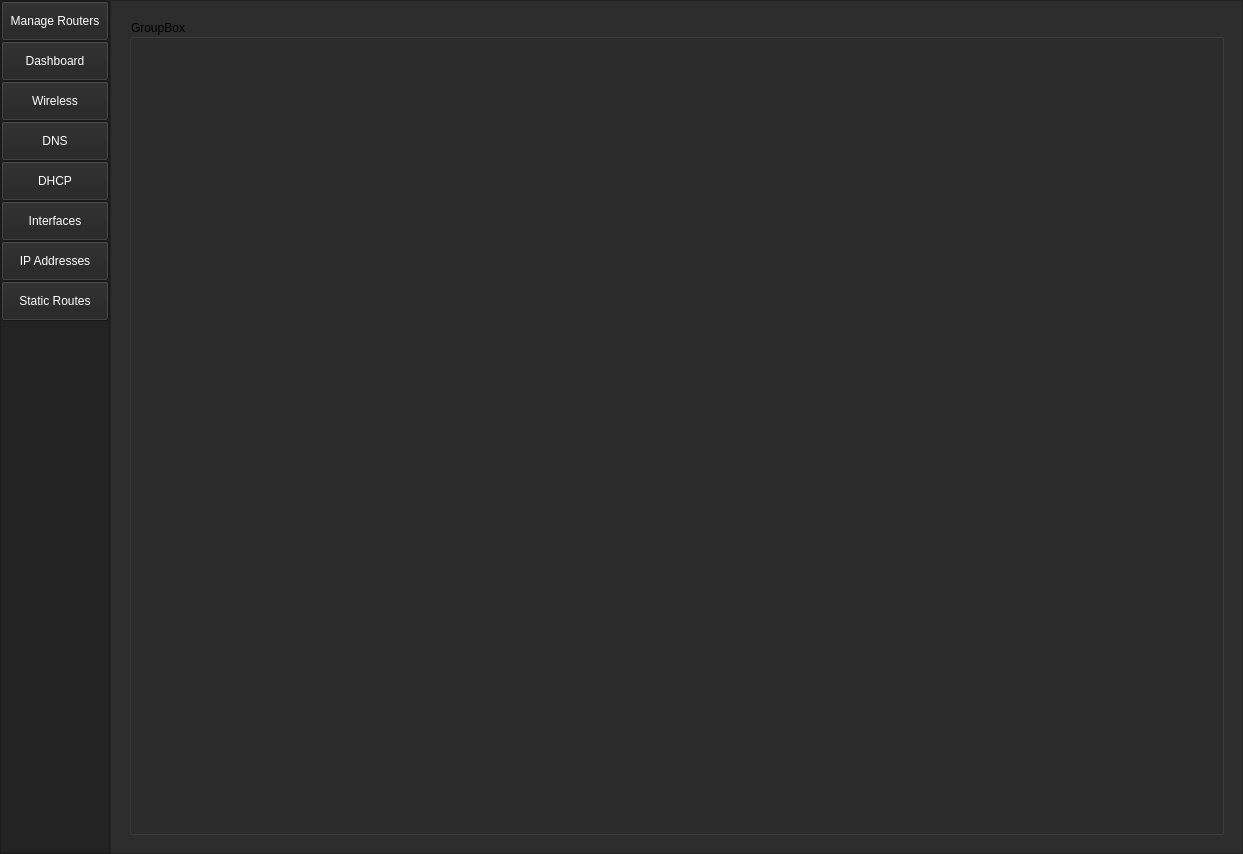
First picture: the form in UI/ui_main.ui, repository monico18/LTI-SDN-Controller, before the edit.
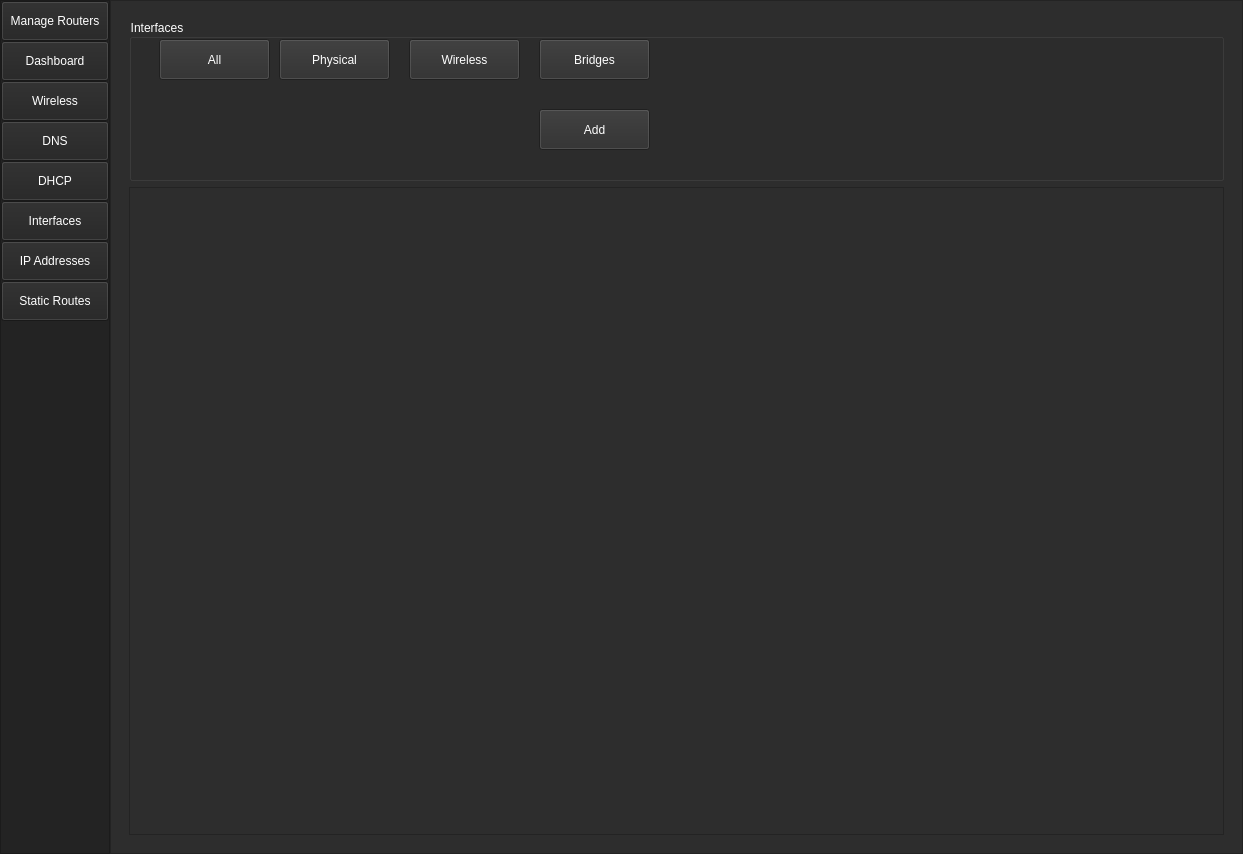
Second picture: the form after the edit. The open tabs and pages were chosen to show the change.

Patch:
```diff
--- a/UI/ui_main.ui
+++ b/UI/ui_main.ui
@@ -3898,8 +3898,809 @@
              <layout class="QVBoxLayout" name="verticalLayout_11">
               <item>
                <widget class="QGroupBox" name="groupBox_6">
+                <property name="sizePolicy">
+                 <sizepolicy hsizetype="Preferred" vsizetype="Preferred">
+                  <horstretch>0</horstretch>
+                  <verstretch>2</verstretch>
+                 </sizepolicy>
+                </property>
+                <property name="palette">
+                 <palette>
+                  <active>
+                   <colorrole role="WindowText">
+                    <brush brushstyle="SolidPattern">
+                     <color alpha="255">
+                      <red>255</red>
+                      <green>255</green>
+                      <blue>255</blue>
+                     </color>
+                    </brush>
+                   </colorrole>
+                   <colorrole role="Button">
+                    <brush brushstyle="SolidPattern">
+                     <color alpha="255">
+                      <red>45</red>
+                      <green>45</green>
+                      <blue>45</blue>
+                     </color>
+                    </brush>
+                   </colorrole>
+                   <colorrole role="Base">
+                    <brush brushstyle="SolidPattern">
+                     <color alpha="255">
+                      <red>45</red>
+                      <green>45</green>
+                      <blue>45</blue>
+                     </color>
+                    </brush>
+                   </colorrole>
+                   <colorrole role="Window">
+                    <brush brushstyle="SolidPattern">
+                     <color alpha="255">
+                      <red>45</red>
+                      <green>45</green>
+                      <blue>45</blue>
+                     </color>
+                    </brush>
+                   </colorrole>
+                  </active>
+                  <inactive>
+                   <colorrole role="WindowText">
+                    <brush brushstyle="SolidPattern">
+                     <color alpha="255">
+                      <red>255</red>
+                      <green>255</green>
+                      <blue>255</blue>
+                     </color>
+                    </brush>
+                   </colorrole>
+                   <colorrole role="Button">
+                    <brush brushstyle="SolidPattern">
+                     <color alpha="255">
+                      <red>45</red>
+                      <green>45</green>
+                      <blue>45</blue>
+                     </color>
+                    </brush>
+                   </colorrole>
+                   <colorrole role="Base">
+                    <brush brushstyle="SolidPattern">
+                     <color alpha="255">
+                      <red>45</red>
+                      <green>45</green>
+                      <blue>45</blue>
+                     </color>
+                    </brush>
+                   </colorrole>
+                   <colorrole role="Window">
+                    <brush brushstyle="SolidPattern">
+                     <color alpha="255">
+                      <red>45</red>
+                      <green>45</green>
+                      <blue>45</blue>
+                     </color>
+                    </brush>
+                   </colorrole>
+                  </inactive>
+                  <disabled>
+                   <colorrole role="WindowText">
+                    <brush brushstyle="SolidPattern">
+                     <color alpha="255">
+                      <red>120</red>
+                      <green>120</green>
+                      <blue>120</blue>
+                     </color>
+                    </brush>
+                   </colorrole>
+                   <colorrole role="Button">
+                    <brush brushstyle="SolidPattern">
+                     <color alpha="255">
+                      <red>45</red>
+                      <green>45</green>
+                      <blue>45</blue>
+                     </color>
+                    </brush>
+                   </colorrole>
+                   <colorrole role="Base">
+                    <brush brushstyle="SolidPattern">
+                     <color alpha="255">
+                      <red>45</red>
+                      <green>45</green>
+                      <blue>45</blue>
+                     </color>
+                    </brush>
+                   </colorrole>
+                   <colorrole role="Window">
+                    <brush brushstyle="SolidPattern">
+                     <color alpha="255">
+                      <red>45</red>
+                      <green>45</green>
+                      <blue>45</blue>
+                     </color>
+                    </brush>
+                   </colorrole>
+                  </disabled>
+                 </palette>
+                </property>
                 <property name="title">
-                 <string>GroupBox</string>
+                 <string>Interfaces</string>
+                </property>
+                <widget class="QPushButton" name="btn_physical">
+                 <property name="geometry">
+                  <rect>
+                   <x>150</x>
+                   <y>20</y>
+                   <width>111</width>
+                   <height>41</height>
+                  </rect>
+                 </property>
+                 <property name="sizePolicy">
+                  <sizepolicy hsizetype="Minimum" vsizetype="Ignored">
+                   <horstretch>0</horstretch>
+                   <verstretch>0</verstretch>
+                  </sizepolicy>
+                 </property>
+                 <property name="palette">
+                  <palette>
+                   <active>
+                    <colorrole role="Button">
+                     <brush brushstyle="SolidPattern">
+                      <color alpha="255">
+                       <red>45</red>
+                       <green>45</green>
+                       <blue>45</blue>
+                      </color>
+                     </brush>
+                    </colorrole>
+                    <colorrole role="ButtonText">
+                     <brush brushstyle="SolidPattern">
+                      <color alpha="255">
+                       <red>255</red>
+                       <green>255</green>
+                       <blue>255</blue>
+                      </color>
+                     </brush>
+                    </colorrole>
+                    <colorrole role="Base">
+                     <brush brushstyle="SolidPattern">
+                      <color alpha="255">
+                       <red>45</red>
+                       <green>45</green>
+                       <blue>45</blue>
+                      </color>
+                     </brush>
+                    </colorrole>
+                    <colorrole role="Window">
+                     <brush brushstyle="SolidPattern">
+                      <color alpha="255">
+                       <red>45</red>
+                       <green>45</green>
+                       <blue>45</blue>
+                      </color>
+                     </brush>
+                    </colorrole>
+                   </active>
+                   <inactive>
+                    <colorrole role="Button">
+                     <brush brushstyle="SolidPattern">
+                      <color alpha="255">
+                       <red>45</red>
+                       <green>45</green>
+                       <blue>45</blue>
+                      </color>
+                     </brush>
+                    </colorrole>
+                    <colorrole role="ButtonText">
+                     <brush brushstyle="SolidPattern">
+                      <color alpha="255">
+                       <red>255</red>
+                       <green>255</green>
+                       <blue>255</blue>
+                      </color>
+                     </brush>
+                    </colorrole>
+                    <colorrole role="Base">
+                     <brush brushstyle="SolidPattern">
+                      <color alpha="255">
+                       <red>45</red>
+                       <green>45</green>
+                       <blue>45</blue>
+                      </color>
+                     </brush>
+                    </colorrole>
+                    <colorrole role="Window">
+                     <brush brushstyle="SolidPattern">
+                      <color alpha="255">
+                       <red>45</red>
+                       <green>45</green>
+                       <blue>45</blue>
+                      </color>
+                     </brush>
+                    </colorrole>
+                   </inactive>
+                   <disabled>
+                    <colorrole role="Button">
+                     <brush brushstyle="SolidPattern">
+                      <color alpha="255">
+                       <red>45</red>
+                       <green>45</green>
+                       <blue>45</blue>
+                      </color>
+                     </brush>
+                    </colorrole>
+                    <colorrole role="ButtonText">
+                     <brush brushstyle="SolidPattern">
+                      <color alpha="255">
+                       <red>120</red>
+                       <green>120</green>
+                       <blue>120</blue>
+                      </color>
+                     </brush>
+                    </colorrole>
+                    <colorrole role="Base">
+                     <brush brushstyle="SolidPattern">
+                      <color alpha="255">
+                       <red>45</red>
+                       <green>45</green>
+                       <blue>45</blue>
+                      </color>
+                     </brush>
+                    </colorrole>
+                    <colorrole role="Window">
+                     <brush brushstyle="SolidPattern">
+                      <color alpha="255">
+                       <red>45</red>
+                       <green>45</green>
+                       <blue>45</blue>
+                      </color>
+                     </brush>
+                    </colorrole>
+                   </disabled>
+                  </palette>
+                 </property>
+                 <property name="text">
+                  <string>Physical</string>
+                 </property>
+                </widget>
+                <widget class="QPushButton" name="btn_wireless">
+                 <property name="geometry">
+                  <rect>
+                   <x>280</x>
+                   <y>20</y>
+                   <width>111</width>
+                   <height>41</height>
+                  </rect>
+                 </property>
+                 <property name="palette">
+                  <palette>
+                   <active>
+                    <colorrole role="Button">
+                     <brush brushstyle="SolidPattern">
+                      <color alpha="255">
+                       <red>45</red>
+                       <green>45</green>
+                       <blue>45</blue>
+                      </color>
+                     </brush>
+                    </colorrole>
+                    <colorrole role="ButtonText">
+                     <brush brushstyle="SolidPattern">
+                      <color alpha="255">
+                       <red>255</red>
+                       <green>255</green>
+                       <blue>255</blue>
+                      </color>
+                     </brush>
+                    </colorrole>
+                    <colorrole role="Base">
+                     <brush brushstyle="SolidPattern">
+                      <color alpha="255">
+                       <red>45</red>
+                       <green>45</green>
+                       <blue>45</blue>
+                      </color>
+                     </brush>
+                    </colorrole>
+                    <colorrole role="Window">
+                     <brush brushstyle="SolidPattern">
+                      <color alpha="255">
+                       <red>45</red>
+                       <green>45</green>
+                       <blue>45</blue>
+                      </color>
+                     </brush>
+                    </colorrole>
+                   </active>
+                   <inactive>
+                    <colorrole role="Button">
+                     <brush brushstyle="SolidPattern">
+                      <color alpha="255">
+                       <red>45</red>
+                       <green>45</green>
+                       <blue>45</blue>
+                      </color>
+                     </brush>
+                    </colorrole>
+                    <colorrole role="ButtonText">
+                     <brush brushstyle="SolidPattern">
+                      <color alpha="255">
+                       <red>255</red>
+                       <green>255</green>
+                       <blue>255</blue>
+                      </color>
+                     </brush>
+                    </colorrole>
+                    <colorrole role="Base">
+                     <brush brushstyle="SolidPattern">
+                      <color alpha="255">
+                       <red>45</red>
+                       <green>45</green>
+                       <blue>45</blue>
+                      </color>
+                     </brush>
+                    </colorrole>
+                    <colorrole role="Window">
+                     <brush brushstyle="SolidPattern">
+                      <color alpha="255">
+                       <red>45</red>
+                       <green>45</green>
+                       <blue>45</blue>
+                      </color>
+                     </brush>
+                    </colorrole>
+                   </inactive>
+                   <disabled>
+                    <colorrole role="Button">
+                     <brush brushstyle="SolidPattern">
+                      <color alpha="255">
+                       <red>45</red>
+                       <green>45</green>
+                       <blue>45</blue>
+                      </color>
+                     </brush>
+                    </colorrole>
+                    <colorrole role="ButtonText">
+                     <brush brushstyle="SolidPattern">
+                      <color alpha="255">
+                       <red>120</red>
+                       <green>120</green>
+                       <blue>120</blue>
+                      </color>
+                     </brush>
+                    </colorrole>
+                    <colorrole role="Base">
+                     <brush brushstyle="SolidPattern">
+                      <color alpha="255">
+                       <red>45</red>
+                       <green>45</green>
+                       <blue>45</blue>
+                      </color>
+                     </brush>
+                    </colorrole>
+                    <colorrole role="Window">
+                     <brush brushstyle="SolidPattern">
+                      <color alpha="255">
+                       <red>45</red>
+                       <green>45</green>
+                       <blue>45</blue>
+                      </color>
+                     </brush>
+                    </colorrole>
+                   </disabled>
+                  </palette>
+                 </property>
+                 <property name="text">
+                  <string>Wireless</string>
+                 </property>
+                </widget>
+                <widget class="QPushButton" name="btn_bridge">
+                 <property name="geometry">
+                  <rect>
+                   <x>410</x>
+                   <y>20</y>
+                   <width>111</width>
+                   <height>41</height>
+                  </rect>
+                 </property>
+                 <property name="palette">
+                  <palette>
+                   <active>
+                    <colorrole role="Button">
+                     <brush brushstyle="SolidPattern">
+                      <color alpha="255">
+                       <red>45</red>
+                       <green>45</green>
+                       <blue>45</blue>
+                      </color>
+                     </brush>
+                    </colorrole>
+                    <colorrole role="ButtonText">
+                     <brush brushstyle="SolidPattern">
+                      <color alpha="255">
+                       <red>255</red>
+                       <green>255</green>
+                       <blue>255</blue>
+                      </color>
+                     </brush>
+                    </colorrole>
+                    <colorrole role="Base">
+                     <brush brushstyle="SolidPattern">
+                      <color alpha="255">
+                       <red>45</red>
+                       <green>45</green>
+                       <blue>45</blue>
+                      </color>
+                     </brush>
+                    </colorrole>
+                    <colorrole role="Window">
+                     <brush brushstyle="SolidPattern">
+                      <color alpha="255">
+                       <red>45</red>
+                       <green>45</green>
+                       <blue>45</blue>
+                      </color>
+                     </brush>
+                    </colorrole>
+                   </active>
+                   <inactive>
+                    <colorrole role="Button">
+                     <brush brushstyle="SolidPattern">
+                      <color alpha="255">
+                       <red>45</red>
+                       <green>45</green>
+                       <blue>45</blue>
+                      </color>
+                     </brush>
+                    </colorrole>
+                    <colorrole role="ButtonText">
+                     <brush brushstyle="SolidPattern">
+                      <color alpha="255">
+                       <red>255</red>
+                       <green>255</green>
+                       <blue>255</blue>
+                      </color>
+                     </brush>
+                    </colorrole>
+                    <colorrole role="Base">
+                     <brush brushstyle="SolidPattern">
+                      <color alpha="255">
+                       <red>45</red>
+                       <green>45</green>
+                       <blue>45</blue>
+                      </color>
+                     </brush>
+                    </colorrole>
+                    <colorrole role="Window">
+                     <brush brushstyle="SolidPattern">
+                      <color alpha="255">
+                       <red>45</red>
+                       <green>45</green>
+                       <blue>45</blue>
+                      </color>
+                     </brush>
+                    </colorrole>
+                   </inactive>
+                   <disabled>
+                    <colorrole role="Button">
+                     <brush brushstyle="SolidPattern">
+                      <color alpha="255">
+                       <red>45</red>
+                       <green>45</green>
+                       <blue>45</blue>
+                      </color>
+                     </brush>
+                    </colorrole>
+                    <colorrole role="ButtonText">
+                     <brush brushstyle="SolidPattern">
+                      <color alpha="255">
+                       <red>120</red>
+                       <green>120</green>
+                       <blue>120</blue>
+                      </color>
+                     </brush>
+                    </colorrole>
+                    <colorrole role="Base">
+                     <brush brushstyle="SolidPattern">
+                      <color alpha="255">
+                       <red>45</red>
+                       <green>45</green>
+                       <blue>45</blue>
+                      </color>
+                     </brush>
+                    </colorrole>
+                    <colorrole role="Window">
+                     <brush brushstyle="SolidPattern">
+                      <color alpha="255">
+                       <red>45</red>
+                       <green>45</green>
+                       <blue>45</blue>
+                      </color>
+                     </brush>
+                    </colorrole>
+                   </disabled>
+                  </palette>
+                 </property>
+                 <property name="text">
+                  <string>Bridges</string>
+                 </property>
+                </widget>
+                <widget class="QPushButton" name="btn_all">
+                 <property name="geometry">
+                  <rect>
+                   <x>30</x>
+                   <y>20</y>
+                   <width>111</width>
+                   <height>41</height>
+                  </rect>
+                 </property>
+                 <property name="sizePolicy">
+                  <sizepolicy hsizetype="Minimum" vsizetype="Ignored">
+                   <horstretch>0</horstretch>
+                   <verstretch>0</verstretch>
+                  </sizepolicy>
+                 </property>
+                 <property name="palette">
+                  <palette>
+                   <active>
+                    <colorrole role="Button">
+                     <brush brushstyle="SolidPattern">
+                      <color alpha="255">
+                       <red>45</red>
+                       <green>45</green>
+                       <blue>45</blue>
+                      </color>
+                     </brush>
+                    </colorrole>
+                    <colorrole role="ButtonText">
+                     <brush brushstyle="SolidPattern">
+                      <color alpha="255">
+                       <red>255</red>
+                       <green>255</green>
+                       <blue>255</blue>
+                      </color>
+                     </brush>
+                    </colorrole>
+                    <colorrole role="Base">
+                     <brush brushstyle="SolidPattern">
+                      <color alpha="255">
+                       <red>45</red>
+                       <green>45</green>
+                       <blue>45</blue>
+                      </color>
+                     </brush>
+                    </colorrole>
+                    <colorrole role="Window">
+                     <brush brushstyle="SolidPattern">
+                      <color alpha="255">
+                       <red>45</red>
+                       <green>45</green>
+                       <blue>45</blue>
+                      </color>
+                     </brush>
+                    </colorrole>
+                   </active>
+                   <inactive>
+                    <colorrole role="Button">
+                     <brush brushstyle="SolidPattern">
+                      <color alpha="255">
+                       <red>45</red>
+                       <green>45</green>
+                       <blue>45</blue>
+                      </color>
+                     </brush>
+                    </colorrole>
+                    <colorrole role="ButtonText">
+                     <brush brushstyle="SolidPattern">
+                      <color alpha="255">
+                       <red>255</red>
+                       <green>255</green>
+                       <blue>255</blue>
+                      </color>
+                     </brush>
+                    </colorrole>
+                    <colorrole role="Base">
+                     <brush brushstyle="SolidPattern">
+                      <color alpha="255">
+                       <red>45</red>
+                       <green>45</green>
+                       <blue>45</blue>
+                      </color>
+                     </brush>
+                    </colorrole>
+                    <colorrole role="Window">
+                     <brush brushstyle="SolidPattern">
+                      <color alpha="255">
+                       <red>45</red>
+                       <green>45</green>
+                       <blue>45</blue>
+                      </color>
+                     </brush>
+                    </colorrole>
+                   </inactive>
+                   <disabled>
+                    <colorrole role="Button">
+                     <brush brushstyle="SolidPattern">
+                      <color alpha="255">
+                       <red>45</red>
+                       <green>45</green>
+                       <blue>45</blue>
+                      </color>
+                     </brush>
+                    </colorrole>
+                    <colorrole role="ButtonText">
+                     <brush brushstyle="SolidPattern">
+                      <color alpha="255">
+                       <red>120</red>
+                       <green>120</green>
+                       <blue>120</blue>
+                      </color>
+                     </brush>
+                    </colorrole>
+                    <colorrole role="Base">
+                     <brush brushstyle="SolidPattern">
+                      <color alpha="255">
+                       <red>45</red>
+                       <green>45</green>
+                       <blue>45</blue>
+                      </color>
+                     </brush>
+                    </colorrole>
+                    <colorrole role="Window">
+                     <brush brushstyle="SolidPattern">
+                      <color alpha="255">
+                       <red>45</red>
+                       <green>45</green>
+                       <blue>45</blue>
+                      </color>
+                     </brush>
+                    </colorrole>
+                   </disabled>
+                  </palette>
+                 </property>
+                 <property name="text">
+                  <string>All</string>
+                 </property>
+                </widget>
+                <widget class="QPushButton" name="btn_add_2">
+                 <property name="geometry">
+                  <rect>
+                   <x>410</x>
+                   <y>90</y>
+                   <width>111</width>
+                   <height>41</height>
+                  </rect>
+                 </property>
+                 <property name="palette">
+                  <palette>
+                   <active>
+                    <colorrole role="Button">
+                     <brush brushstyle="SolidPattern">
+                      <color alpha="255">
+                       <red>45</red>
+                       <green>45</green>
+                       <blue>45</blue>
+                      </color>
+                     </brush>
+                    </colorrole>
+                    <colorrole role="ButtonText">
+                     <brush brushstyle="SolidPattern">
+                      <color alpha="255">
+                       <red>255</red>
+                       <green>255</green>
+                       <blue>255</blue>
+                      </color>
+                     </brush>
+                    </colorrole>
+                    <colorrole role="Base">
+                     <brush brushstyle="SolidPattern">
+                      <color alpha="255">
+                       <red>45</red>
+                       <green>45</green>
+                       <blue>45</blue>
+                      </color>
+                     </brush>
+                    </colorrole>
+                    <colorrole role="Window">
+                     <brush brushstyle="SolidPattern">
+                      <color alpha="255">
+                       <red>45</red>
+                       <green>45</green>
+                       <blue>45</blue>
+                      </color>
+                     </brush>
+                    </colorrole>
+                   </active>
+                   <inactive>
+                    <colorrole role="Button">
+                     <brush brushstyle="SolidPattern">
+                      <color alpha="255">
+                       <red>45</red>
+                       <green>45</green>
+                       <blue>45</blue>
+                      </color>
+                     </brush>
+                    </colorrole>
+                    <colorrole role="ButtonText">
+                     <brush brushstyle="SolidPattern">
+                      <color alpha="255">
+                       <red>255</red>
+                       <green>255</green>
+                       <blue>255</blue>
+                      </color>
+                     </brush>
+                    </colorrole>
+                    <colorrole role="Base">
+                     <brush brushstyle="SolidPattern">
+                      <color alpha="255">
+                       <red>45</red>
+                       <green>45</green>
+                       <blue>45</blue>
+                      </color>
+                     </brush>
+                    </colorrole>
+                    <colorrole role="Window">
+                     <brush brushstyle="SolidPattern">
+                      <color alpha="255">
+                       <red>45</red>
+                       <green>45</green>
+                       <blue>45</blue>
+                      </color>
+                     </brush>
+                    </colorrole>
+                   </inactive>
+                   <disabled>
+                    <colorrole role="Button">
+                     <brush brushstyle="SolidPattern">
+                      <color alpha="255">
+                       <red>45</red>
+                       <green>45</green>
+                       <blue>45</blue>
+                      </color>
+                     </brush>
+                    </colorrole>
+                    <colorrole role="ButtonText">
+                     <brush brushstyle="SolidPattern">
+                      <color alpha="255">
+                       <red>120</red>
+                       <green>120</green>
+                       <blue>120</blue>
+                      </color>
+                     </brush>
+                    </colorrole>
+                    <colorrole role="Base">
+                     <brush brushstyle="SolidPattern">
+                      <color alpha="255">
+                       <red>45</red>
+                       <green>45</green>
+                       <blue>45</blue>
+                      </color>
+                     </brush>
+                    </colorrole>
+                    <colorrole role="Window">
+                     <brush brushstyle="SolidPattern">
+                      <color alpha="255">
+                       <red>45</red>
+                       <green>45</green>
+                       <blue>45</blue>
+                      </color>
+                     </brush>
+                    </colorrole>
+                   </disabled>
+                  </palette>
+                 </property>
+                 <property name="text">
+                  <string>Add</string>
+                 </property>
+                </widget>
+               </widget>
+              </item>
+              <item>
+               <widget class="QTableWidget" name="interfacesTable">
+                <property name="sizePolicy">
+                 <sizepolicy hsizetype="Preferred" vsizetype="Preferred">
+                  <horstretch>0</horstretch>
+                  <verstretch>8</verstretch>
+                 </sizepolicy>
                 </property>
                </widget>
               </item>
```
Left out of the diff: 1965 changed lines with no effect on the pictures.
